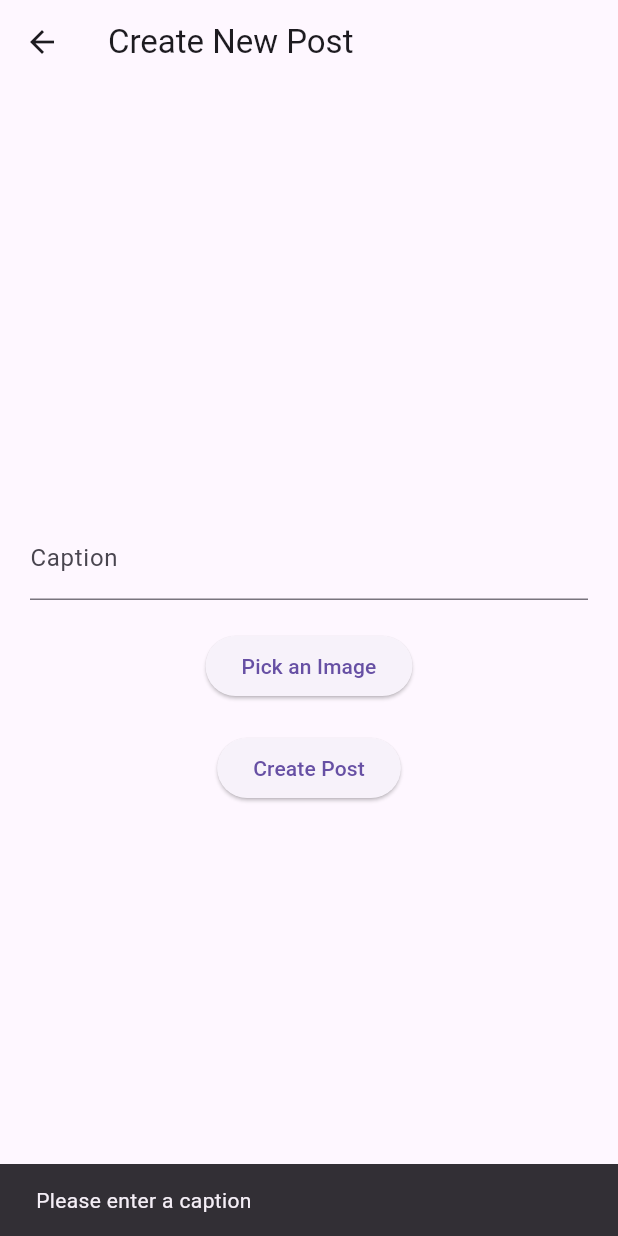
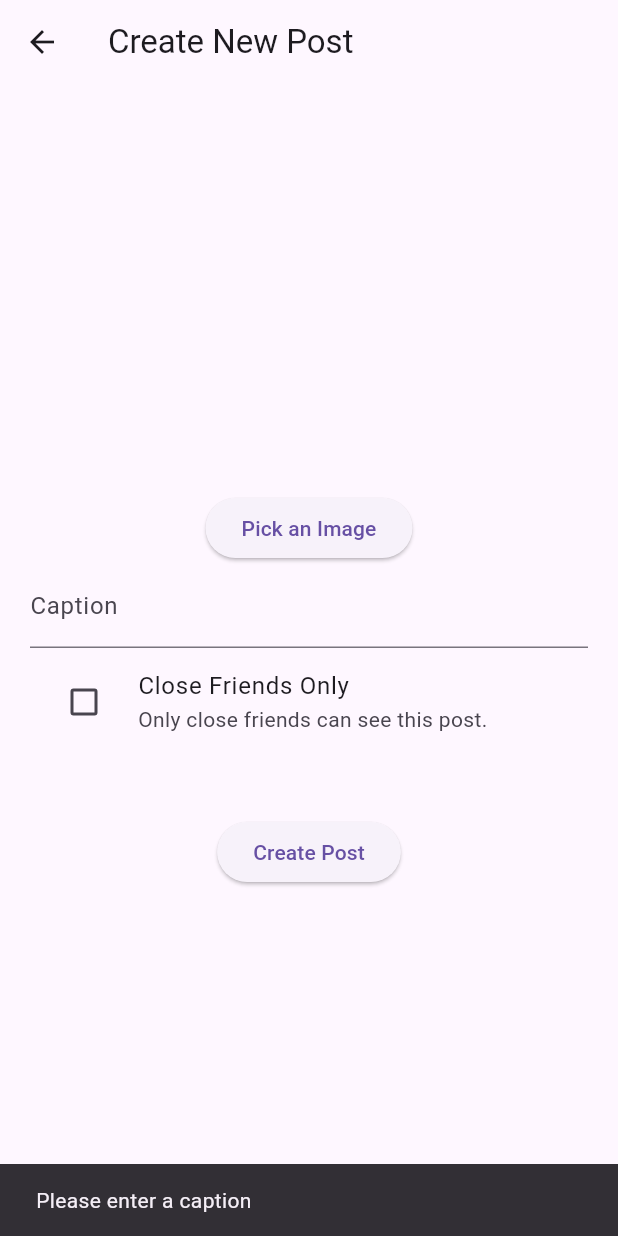
Before and after one commit to 6510615252/cn322-project, a Flutter app: the NewPostPage screen opened directly, after a tap on "Create Post", on a phone screen of 412 x 824 dp. Run offline on Flutter 3.47's test engine with Material 3 defaults, Android fonts, the phone set to English and light mode, and no system bars; our stand-ins replace cloud_firestore, firebase_auth, firebase_core, firebase_storage, flutter_dotenv, google_sign_in and 1 more; accounts and stored records are empty; network calls fail.

Commit message:
add close friend option on new post

```diff
--- a/lib/screens/new_post_page.dart
+++ b/lib/screens/new_post_page.dart
@@ -24,6 +24,7 @@ class _NewPostPageState extends State<NewPostPage> {
 
   bool _isLoading = false;
   Uint8List? _imageBytes;
+  bool _isPrivate = false;
 
   @override
   void dispose() {
@@ -42,6 +43,8 @@ class _NewPostPageState extends State<NewPostPage> {
       });
     }
   }
+
+
 
   Future<void> _createNewPost() async {
     if (_captionController.text.trim().isEmpty) {
@@ -72,7 +75,7 @@ class _NewPostPageState extends State<NewPostPage> {
       // Add post details to Firestore
       await _postService.addPost(
         postId: postId,
-        isPrivate: false,
+        isPrivate: _isPrivate,
         picPath: 'posts_pic/$postId',
         context: _captionController.text.trim(),
       );
@@ -103,16 +106,13 @@ class _NewPostPageState extends State<NewPostPage> {
         child: Column(
           mainAxisAlignment: MainAxisAlignment.center,
           children: [
-            TextField(
-              controller: _captionController,
-              decoration: const InputDecoration(labelText: "Caption"),
-            ),
-            const SizedBox(height: 20),
+            const SizedBox(height: 40),
             _imageBytes == null
                 ? ElevatedButton(
                     onPressed: _pickImage,
                     child: const Text("Pick an Image"),
                   )
+
                 : ClipRRect(
                     borderRadius: BorderRadius.circular(15),
                     child: kIsWeb
@@ -121,7 +121,22 @@ class _NewPostPageState extends State<NewPostPage> {
                         : Image.memory(_imageBytes!,
                             width: 150, height: 150, fit: BoxFit.cover),
                   ),
-            const SizedBox(height: 20),
+                  TextField(
+              controller: _captionController,
+              decoration: const InputDecoration(labelText: "Caption"),
+            ),
+            CheckboxListTile(
+              title: const Text("Close Friends Only"),
+              subtitle: const Text("Only close friends can see this post."),
+              value: _isPrivate,
+              onChanged: (bool? value) {
+                setState(() {
+                  _isPrivate = value ?? false;
+                });
+              },
+              controlAffinity: ListTileControlAffinity.leading,
+            ),
+            const SizedBox(height: 40),
             ElevatedButton(
               onPressed: _isLoading ? null : _createNewPost,
               child: _isLoading
--- a/lib/services/postService.dart
+++ b/lib/services/postService.dart
@@ -79,7 +79,7 @@ class PostService {
       await _firestore.collection("post").doc(postId).set({
         'ownerId' : profileUid,
         'pic' : picPath,
-        'isPrivate' : false,
+        'isPrivate' : isPrivate,
         'context' : context,
       }, SetOptions(merge: true));
     } catch (e) {
```
Also changed, not shown: pubspec.lock.
